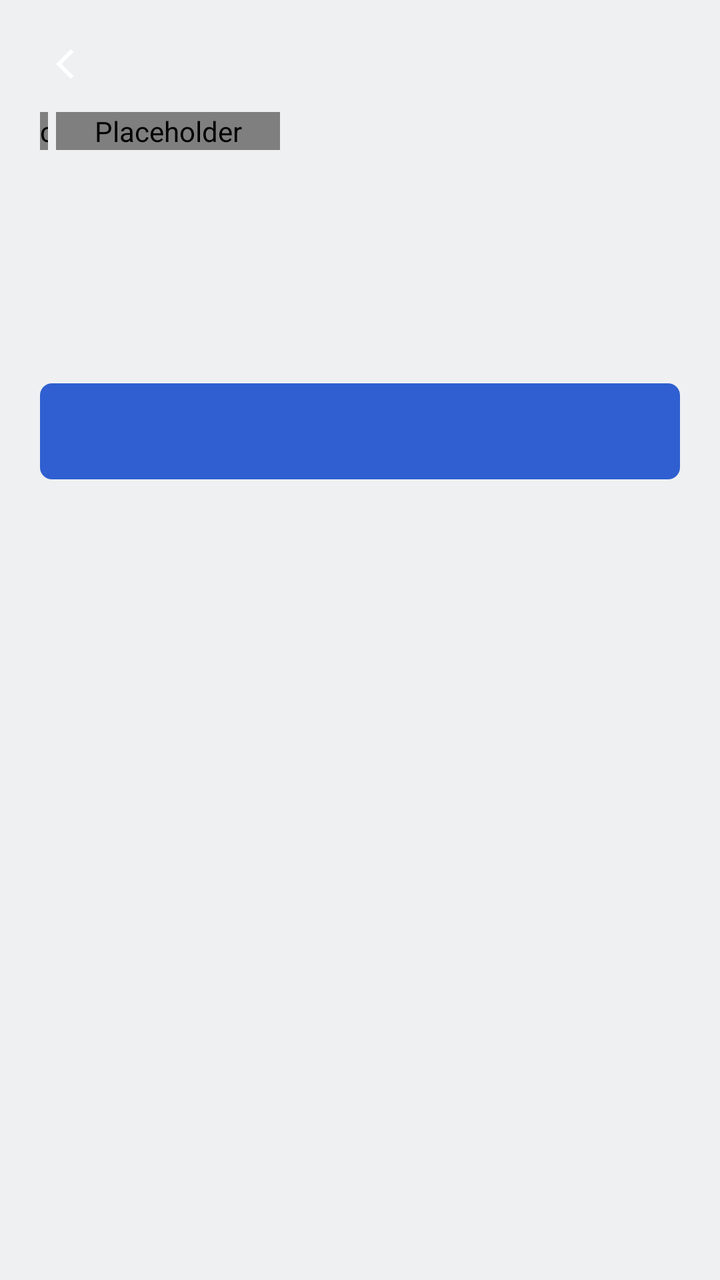
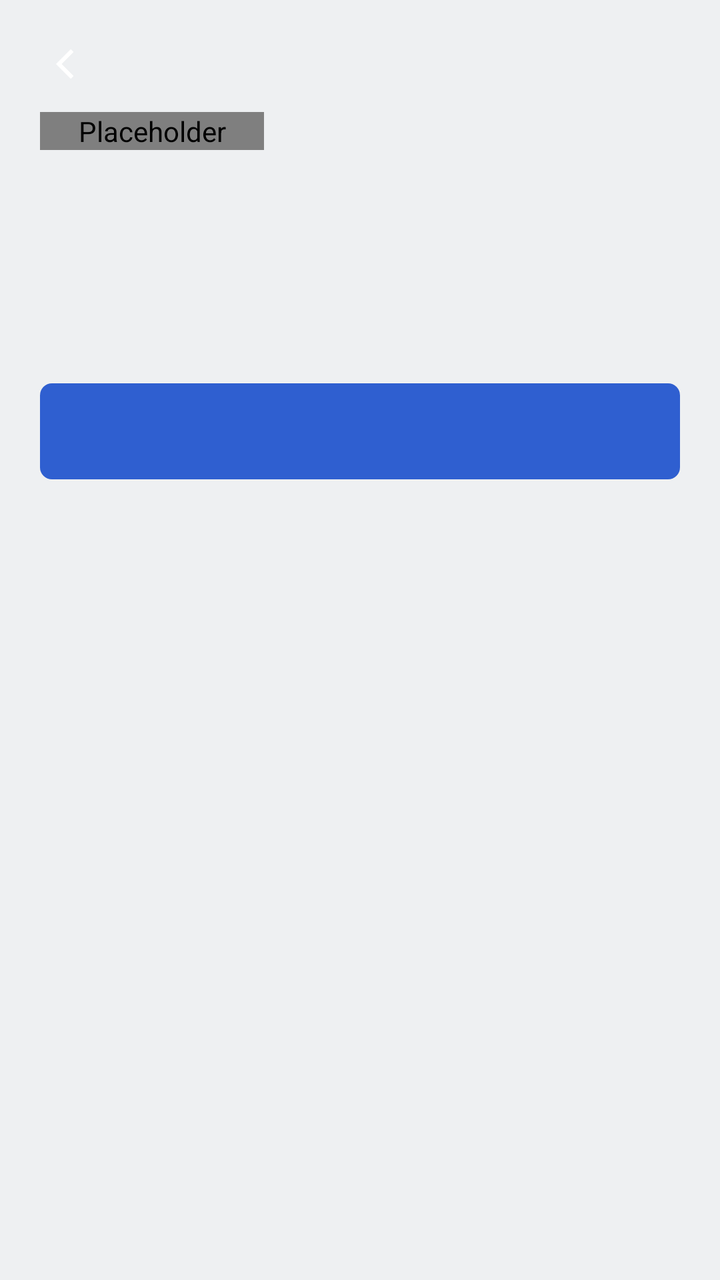

An Android layout rendered at two revisions. The XML below is the earlier revision; the diff shows what the commit changed to produce the second picture.
<!-- AndroidManifest.xml: application theme Theme.NasComic -->
<!-- res/layout/activity_detail.xml -->
<?xml version="1.0" encoding="utf-8"?>
<LinearLayout xmlns:android="http://schemas.android.com/apk/res/android"
    android:layout_width="match_parent"
    android:layout_height="match_parent"
    android:background="@color/shell_background"
    android:orientation="vertical">

    <LinearLayout
        android:layout_width="match_parent"
        android:layout_height="wrap_content"
        android:gravity="center_vertical"
        android:orientation="horizontal"
        android:paddingStart="8dp"
        android:paddingEnd="8dp"
        android:paddingTop="8dp">

        <ImageView
            android:id="@+id/back"
            android:layout_width="48dp"
            android:layout_height="48dp"
            android:padding="12dp"
            android:src="@drawable/ic_back_arrow"
            android:background="?attr/selectableItemBackgroundBorderless"
            android:contentDescription="@string/action_back" />
    </LinearLayout>

    <ScrollView
        android:layout_width="match_parent"
        android:layout_height="0dp"
        android:layout_weight="1"
        android:fillViewport="true">

        <LinearLayout
            android:layout_width="match_parent"
            android:layout_height="wrap_content"
            android:orientation="vertical"
            android:paddingHorizontal="20dp"
            android:paddingBottom="24dp">

            <LinearLayout
                android:layout_width="match_parent"
                android:layout_height="wrap_content"
                android:orientation="horizontal">

                <LinearLayout
                    android:layout_width="wrap_content"
                    android:layout_height="wrap_content"
                    android:orientation="horizontal">

                    <com.nascomic.reader.ui.widget.SpineProgress
                        android:id="@+id/spine"
                        android:layout_width="4dp"
                        android:layout_height="match_parent"
                        android:layout_marginEnd="4dp" />

                    <com.nascomic.reader.ui.widget.AspectImageView
                        android:id="@+id/cover"
                        android:layout_width="112dp"
                        android:layout_height="wrap_content"
                        android:background="@color/cover_placeholder"
                        android:scaleType="centerCrop"
                        android:contentDescription="@null" />
                </LinearLayout>

                <LinearLayout
                    android:layout_width="0dp"
                    android:layout_height="wrap_content"
                    android:layout_marginStart="16dp"
                    android:layout_weight="1"
                    android:orientation="vertical">

                    <TextView
                        android:id="@+id/title"
                        android:layout_width="match_parent"
                        android:layout_height="wrap_content"
                        android:fontFamily="serif"
                        android:lineSpacingExtra="3dp"
                        android:textColor="@color/shell_ink"
                        android:textSize="22sp" />

                    <TextView
                        android:id="@+id/meta"
                        android:layout_width="match_parent"
                        android:layout_height="wrap_content"
                        android:layout_marginTop="8dp"
                        android:textColor="@color/shell_ink_muted"
                        android:textSize="12sp" />

                    <TextView
                        android:id="@+id/source_line"
                        android:layout_width="match_parent"
                        android:layout_height="wrap_content"
                        android:layout_marginTop="2dp"
                        android:ellipsize="end"
                        android:maxLines="1"
                        android:textColor="@color/shell_ink_muted"
                        android:textSize="12sp" />

                    <LinearLayout
                        android:layout_width="match_parent"
                        android:layout_height="wrap_content"
                        android:layout_marginTop="10dp"
                        android:gravity="bottom"
                        android:orientation="horizontal">

                        <TextView
                            android:id="@+id/percent"
                            android:layout_width="wrap_content"
                            android:layout_height="wrap_content"
                            android:fontFamily="serif"
                            android:textColor="@color/shell_ink"
                            android:textSize="26sp" />

                        <TextView
                            android:id="@+id/read_info"
                            android:layout_width="0dp"
                            android:layout_height="wrap_content"
                            android:layout_marginStart="8dp"
                            android:layout_weight="1"
                            android:textColor="@color/shell_ink_muted"
                            android:textSize="11sp" />
                    </LinearLayout>
                </LinearLayout>
            </LinearLayout>

            <TextView
                android:id="@+id/primary"
                android:layout_width="match_parent"
                android:layout_height="48dp"
                android:layout_marginTop="20dp"
                android:background="@drawable/bg_primary"
                android:gravity="center"
                android:textColor="#FFFFFF"
                android:textSize="15sp" />

            <TextView
                android:id="@+id/secondary"
                android:layout_width="match_parent"
                android:layout_height="44dp"
                android:layout_marginTop="4dp"
                android:gravity="center"
                android:text="@string/detail_start_from_first"
                android:textColor="@color/shell_ink_muted"
                android:textSize="13sp"
                android:background="?attr/selectableItemBackground"
                android:visibility="gone" />

            <LinearLayout
                android:layout_width="match_parent"
                android:layout_height="wrap_content"
                android:layout_marginTop="20dp"
                android:gravity="center_vertical"
                android:orientation="horizontal">

                <TextView
                    android:id="@+id/toc_header"
                    android:layout_width="0dp"
                    android:layout_height="wrap_content"
                    android:layout_weight="1"
                    android:fontFamily="serif"
                    android:textColor="@color/shell_ink"
                    android:textSize="16sp" />

                <TextView
                    android:id="@+id/toc_count"
                    android:layout_width="wrap_content"
                    android:layout_height="wrap_content"
                    android:textColor="@color/shell_ink_muted"
                    android:textSize="12sp" />
            </LinearLayout>

            <TextView
                android:id="@+id/toc_hint"
                android:layout_width="match_parent"
                android:layout_height="wrap_content"
                android:layout_marginTop="10dp"
                android:textColor="@color/shell_ink_muted"
                android:textSize="12sp" />

            <LinearLayout
                android:id="@+id/toc_list"
                android:layout_width="match_parent"
                android:layout_height="wrap_content"
                android:layout_marginTop="6dp"
                android:orientation="vertical" />

            <TextView
                android:id="@+id/bm_header"
                android:layout_width="wrap_content"
                android:layout_height="wrap_content"
                android:layout_marginTop="24dp"
                android:fontFamily="serif"
                android:text="@string/detail_bookmarks"
                android:textColor="@color/shell_ink"
                android:textSize="16sp"
                android:visibility="gone" />

            <LinearLayout
                android:id="@+id/bm_list"
                android:layout_width="match_parent"
                android:layout_height="wrap_content"
                android:layout_marginTop="6dp"
                android:orientation="vertical" />

        </LinearLayout>
    </ScrollView>
</LinearLayout>
<!-- resources referenced by this layout -->
<resources>
  <color name="cover_placeholder">#E2E6EA</color>
  <color name="shell_background">#EEF0F2</color>
  <color name="shell_ink">#22262B</color>
  <color name="shell_ink_muted">#5F666D</color>
  <!-- drawable bg_primary (drawable) -->
  <?xml version="1.0" encoding="utf-8"?>
  <selector xmlns:android="http://schemas.android.com/apk/res/android">
      <item android:state_pressed="true">
          <shape android:shape="rectangle">
              <solid android:color="@color/brand_indigo_press" />
              <corners android:radius="6dp" />
          </shape>
      </item>
      <item>
          <shape android:shape="rectangle">
              <solid android:color="@color/brand_indigo" />
              <corners android:radius="6dp" />
          </shape>
      </item>
  </selector>
  <!-- drawable ic_back_arrow (drawable) -->
  <?xml version="1.0" encoding="utf-8"?>
  <vector xmlns:android="http://schemas.android.com/apk/res/android"
      android:width="24dp"
      android:height="24dp"
      android:viewportWidth="24"
      android:viewportHeight="24"
      android:tint="#FFFFFF">
      <path
          android:fillColor="#FFFFFF"
          android:pathData="M15.4,4.6 L8,12 L15.4,19.4 L16.8,18 L10.8,12 L16.8,6 Z" />
  </vector>
  <string name="action_back">返回</string>
  <string name="detail_bookmarks">书签</string>
  <string name="detail_start_from_first">从头开始</string>
  <style name="Theme.NasComic" parent="Theme.Material3.Light.NoActionBar">
          <item name="colorPrimary">@color/brand_indigo</item>
          <item name="colorOnPrimary">#FFFFFF</item>
          <item name="colorSurface">@color/shell_background</item>
          <item name="colorOnSurface">@color/shell_ink</item>
          <item name="android:windowBackground">@color/shell_background</item>
          <item name="android:statusBarColor">@color/shell_background</item>
          <item name="android:windowLightStatusBar">true</item>
      </style>
  <color name="brand_indigo_press">#1F4AB0</color>
  <color name="brand_indigo">#2F5FD0</color>
</resources>

<!-- the commit's change to res/layout/activity_detail.xml (unified diff, before → after) -->
@@ -42,25 +42,13 @@
                 android:layout_height="wrap_content"
                 android:orientation="horizontal">
 
-                <LinearLayout
-                    android:layout_width="wrap_content"
+                <com.nascomic.reader.ui.widget.AspectImageView
+                    android:id="@+id/cover"
+                    android:layout_width="112dp"
                     android:layout_height="wrap_content"
-                    android:orientation="horizontal">
-
-                    <com.nascomic.reader.ui.widget.SpineProgress
-                        android:id="@+id/spine"
-                        android:layout_width="4dp"
-                        android:layout_height="match_parent"
-                        android:layout_marginEnd="4dp" />
-
-                    <com.nascomic.reader.ui.widget.AspectImageView
-                        android:id="@+id/cover"
-                        android:layout_width="112dp"
-                        android:layout_height="wrap_content"
-                        android:background="@color/cover_placeholder"
-                        android:scaleType="centerCrop"
-                        android:contentDescription="@null" />
-                </LinearLayout>
+                    android:background="@color/cover_placeholder"
+                    android:scaleType="centerCrop"
+                    android:contentDescription="@null" />
 
                 <LinearLayout
                     android:layout_width="0dp"
